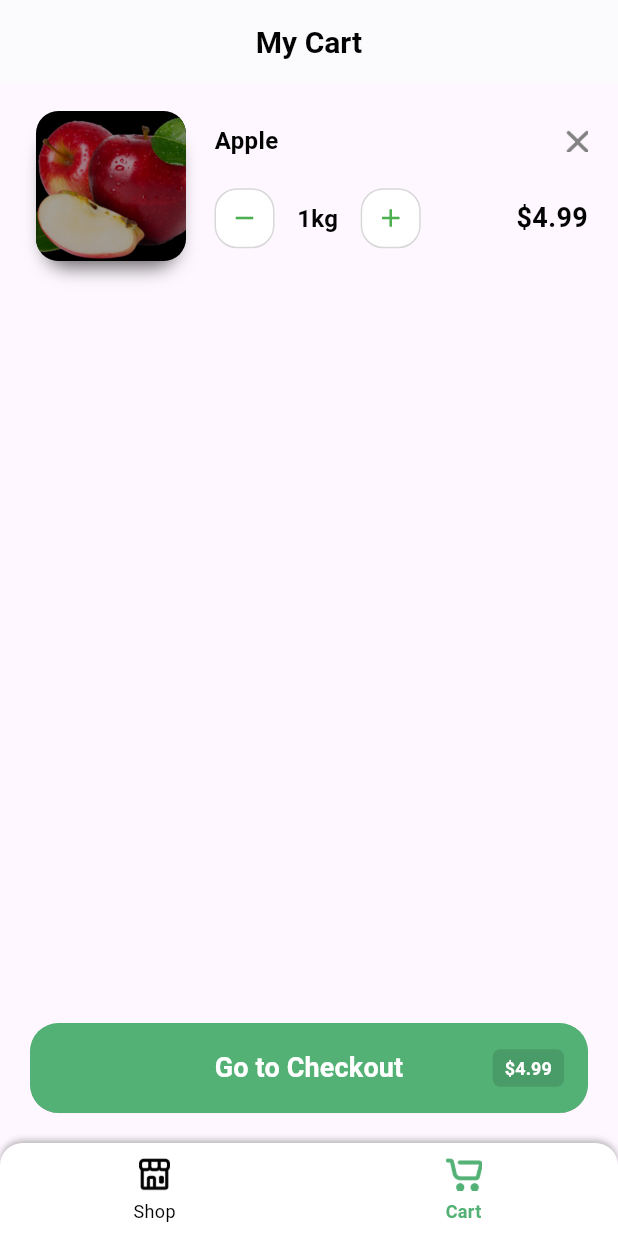
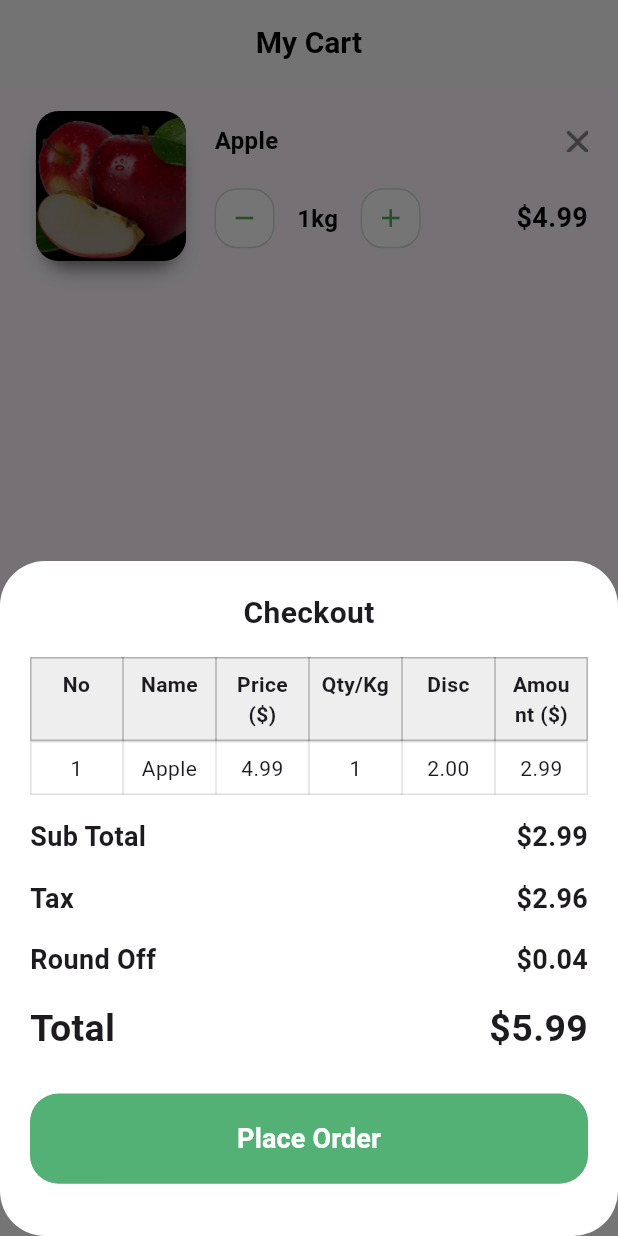
Before and after one commit to anilantony49/e-commerce-app_machine-test, a Flutter app: the screen it shows after launch, after a tap on the "add" icon, after a tap on "Cart", after a tap on "Go to Checkout", on a phone screen of 412 x 824 dp. Run offline on Flutter 3.47's test engine with Material 3 defaults, Android fonts, the phone set to English and light mode, and no system bars; our stand-ins replace hive_flutter, smooth_page_indicator; accounts and stored records are empty.

Commit message:
Checkout bottom sheet complete

```diff
--- a/lib/utils/text.dart
+++ b/lib/utils/text.dart
@@ -8,4 +8,10 @@ class AppText {
   static String itemRemovedText = 'Item removed from cart';
   static String checkoutText = 'Go to Checkout';
   static String itemAddedText = 'Item added to the cart';
+  static String checkOutTitle = 'Checkout';
+  static String subtotal = 'Sub Total';
+  static String tax = 'Tax';
+  static String roundOff = 'Round Off';
+  static String total = 'Total';
+  static String placeOrder = 'Place Order';
 }
--- a/lib/view/cart/cart_screen.dart
+++ b/lib/view/cart/cart_screen.dart
@@ -2,7 +2,7 @@ import 'package:e_commerce_app/db/cart_db.dart';
 import 'package:e_commerce_app/models/cart_models.dart';
 import 'package:e_commerce_app/utils/cart_actions.dart';
 import 'package:e_commerce_app/utils/text.dart';
-import 'package:e_commerce_app/view/cart/widgets/build_check_out.dart';
+import 'package:e_commerce_app/view/cart/cart_screen/widgets/build_check_out.dart';
 import 'package:e_commerce_app/widgets/custom_appbar.dart';
 import 'package:e_commerce_app/widgets/image_cart.dart';
 import 'package:flutter/material.dart';
--- a/lib/view/cart/widgets/build_check_out.dart
+++ b/lib/view/cart/cart_screen/widgets/build_check_out.dart
@@ -1,5 +1,6 @@
 import 'package:e_commerce_app/utils/colors.dart';
 import 'package:e_commerce_app/utils/text.dart';
+import 'package:e_commerce_app/view/cart/cart_screen/widgets/show_check_out.dart';
 import 'package:flutter/material.dart';
 
 Widget buildCheckOut(BuildContext context, double totalAmount) {
@@ -10,7 +11,7 @@ Widget buildCheckOut(BuildContext context, double totalAmount) {
       children: [
         MaterialButton(
           onPressed: () {
-            // showCheckout(context);
+            showCheckout(context);
           },
           height: 60,
           shape:
--- /dev/null
+++ b/lib/view/cart/cart_screen/widgets/build_table_cell.dart
@@ -0,0 +1,15 @@
+import 'package:flutter/material.dart';
+
+Widget buildTableCell(String text,
+    {double fontSize = 14,
+    FontWeight fontWeight = FontWeight.bold,
+    TextAlign textAlign = TextAlign.center}) {
+  return Padding(
+    padding: const EdgeInsets.all(8.0),
+    child: Text(
+      text,
+      textAlign: textAlign,
+      style: TextStyle(fontSize: fontSize, fontWeight: fontWeight),
+    ),
+  );
+}
--- /dev/null
+++ b/lib/view/cart/cart_screen/widgets/show_check_out.dart
@@ -0,0 +1,13 @@
+import 'package:e_commerce_app/view/cart/check_out_screen/checkout_screen.dart';
+import 'package:flutter/material.dart';
+
+void showCheckout(BuildContext context) {
+  showModalBottomSheet(
+      scrollControlDisabledMaxHeightRatio: BorderSide.strokeAlignOutside,
+      backgroundColor: Colors.transparent,
+      isDismissible: false,
+      context: context,
+      builder: (context) {
+        return const CheckoutScreen();
+      });
+}
--- /dev/null
+++ b/lib/view/cart/check_out_screen/checkout_screen.dart
@@ -0,0 +1,87 @@
+import 'package:e_commerce_app/db/cart_db.dart';
+import 'package:e_commerce_app/models/cart_models.dart';
+import 'package:e_commerce_app/utils/text.dart';
+import 'package:e_commerce_app/view/cart/check_out_screen/widgets/build_summary_row.dart';
+import 'package:e_commerce_app/view/cart/check_out_screen/widgets/build_table_body.dart';
+import 'package:e_commerce_app/view/cart/check_out_screen/widgets/build_table_header.dart';
+import 'package:e_commerce_app/widgets/round_button.dart';
+import 'package:flutter/material.dart';
+
+class CheckoutScreen extends StatefulWidget {
+  const CheckoutScreen({super.key});
+
+  @override
+  State<CheckoutScreen> createState() => _CheckoutScreenState();
+}
+
+class _CheckoutScreenState extends State<CheckoutScreen> {
+  List<CartModels> items = [];
+  final double tax = 2.96;
+  final double roundOff = 0.04;
+
+  @override
+  void initState() {
+    super.initState();
+    _fetchItems();
+  }
+
+  void _fetchItems() async {
+    List<CartModels> fetchedItems = await CartDb.singleton.getCart();
+    setState(() {
+      items = fetchedItems;
+    });
+  }
+
+  double _calculateSubtotal() {
+    return items.fold(0.0, (sum, item) {
+      double price = double.tryParse(item.price) ?? 0;
+      int quantity = int.tryParse(item.quantity) ?? 0;
+      double discount = double.tryParse(item.discount) ?? 0.0;
+      return sum + (price * quantity - discount);
+    });
+  }
+
+  @override
+  Widget build(BuildContext context) {
+    final double subtotal = _calculateSubtotal();
+    final double grandTotal = subtotal + tax + roundOff;
+
+    return Container(
+      padding: const EdgeInsets.all(20.0),
+      decoration: BoxDecoration(
+        color: Colors.white,
+        borderRadius: BorderRadius.circular(30),
+      ),
+      child: Column(
+        crossAxisAlignment: CrossAxisAlignment.start,
+        mainAxisSize: MainAxisSize.min,
+        children: [
+          Center(
+            child: Text(
+              AppText.checkOutTitle,
+              style: const TextStyle(fontSize: 20, fontWeight: FontWeight.bold),
+            ),
+          ),
+          const SizedBox(height: 15),
+          buildTableHeader(),
+          buildTableBody(items),
+          const SizedBox(height: 15),
+          buildSummaryRow(AppText.subtotal, '\$${subtotal.toStringAsFixed(2)}'),
+          const SizedBox(height: 15),
+          buildSummaryRow(AppText.tax, '\$${tax.toStringAsFixed(2)}'),
+          const SizedBox(height: 15),
+          buildSummaryRow(AppText.roundOff, '\$${roundOff.toStringAsFixed(2)}'),
+          const SizedBox(height: 15),
+          buildSummaryRow(AppText.total, '\$${grandTotal.toStringAsFixed(2)}',
+              fontSize: 25),
+          const SizedBox(height: 25),
+          RoundButton(
+            title: AppText.placeOrder,
+            onPressed: () {},
+          ),
+          const SizedBox(height: 15),
+        ],
+      ),
+    );
+  }
+}
--- /dev/null
+++ b/lib/view/cart/check_out_screen/widgets/build_summary_row.dart
@@ -0,0 +1,17 @@
+  import 'package:flutter/material.dart';
+
+Widget buildSummaryRow(String label, String value, {double fontSize = 18}) {
+    return Row(
+      mainAxisAlignment: MainAxisAlignment.spaceBetween,
+      children: [
+        Text(
+          label,
+          style: TextStyle(fontSize: fontSize, fontWeight: FontWeight.bold),
+        ),
+        Text(
+          value,
+          style: TextStyle(fontSize: fontSize, fontWeight: FontWeight.bold),
+        ),
+      ],
+    );
+  }
--- /dev/null
+++ b/lib/view/cart/check_out_screen/widgets/build_table_body.dart
@@ -0,0 +1,32 @@
+import 'package:e_commerce_app/models/cart_models.dart';
+import 'package:e_commerce_app/view/cart/cart_screen/widgets/build_table_cell.dart';
+import 'package:flutter/material.dart';
+
+
+Widget buildTableBody(List<CartModels> items) {
+  return Table(
+    border: TableBorder.all(color: Colors.black12),
+    children: items.asMap().entries.map((entry) {
+      int index = entry.key;
+      CartModels item = entry.value;
+
+      double price = double.tryParse(item.price) ?? 0.0;
+      int quantity = int.tryParse(item.quantity) ?? 0;
+      double discount = double.tryParse(item.discount) ?? 0.0;
+      double totalPrice = (price * quantity) - discount;
+
+      return TableRow(
+        children: [
+          buildTableCell('${index + 1}', fontWeight: FontWeight.w400),
+          buildTableCell(item.title, fontWeight: FontWeight.w400),
+          buildTableCell(item.price, fontWeight: FontWeight.w400),
+          buildTableCell(item.quantity, fontWeight: FontWeight.w400),
+          buildTableCell(discount.toStringAsFixed(2),
+              fontWeight: FontWeight.w400),
+          buildTableCell(totalPrice.toStringAsFixed(2),
+              fontWeight: FontWeight.w400),
+        ],
+      );
+    }).toList(),
+  );
+}
--- /dev/null
+++ b/lib/view/cart/check_out_screen/widgets/build_table_header.dart
@@ -0,0 +1,21 @@
+import 'package:e_commerce_app/view/cart/cart_screen/widgets/build_table_cell.dart';
+import 'package:flutter/material.dart';
+
+Widget buildTableHeader() {
+  return Table(
+    border: TableBorder.all(color: Colors.black26),
+    children: [
+      TableRow(
+        decoration: BoxDecoration(color: Colors.grey[200]),
+        children: [
+          buildTableCell('No'),
+          buildTableCell('Name'),
+          buildTableCell('Price (\$)'),
+          buildTableCell('Qty/Kg'),
+          buildTableCell('Disc'),
+          buildTableCell('Amount (\$)'),
+        ],
+      ),
+    ],
+  );
+}
--- /dev/null
+++ b/lib/widgets/round_button.dart
@@ -0,0 +1,68 @@
+import 'package:e_commerce_app/utils/colors.dart';
+import 'package:flutter/material.dart';
+
+class RoundButton extends StatelessWidget {
+  final String title;
+  final VoidCallback onPressed;
+  const RoundButton({super.key, required this.title, required this.onPressed});
+
+  @override
+  Widget build(BuildContext context) {
+    return MaterialButton(
+      onPressed: onPressed,
+      height: 60,
+      shape: RoundedRectangleBorder(borderRadius: BorderRadius.circular(19)),
+      minWidth: double.maxFinite,
+      elevation: 0.1,
+      color: Appcolor.primary,
+      child: Text(
+        title,
+        style: const TextStyle(
+            color: Colors.white, fontSize: 18, fontWeight: FontWeight.w600),
+      ),
+    );
+  }
+}
+
+class RoundIconButton extends StatelessWidget {
+  final String title;
+  final String icon;
+  final Color bgColor;
+  final VoidCallback onPressed;
+  const RoundIconButton(
+      {super.key,
+      required this.title,
+      required this.icon,
+      required this.bgColor,
+      required this.onPressed});
+
+  @override
+  Widget build(BuildContext context) {
+    return MaterialButton(
+      onPressed: onPressed,
+      height: 60,
+      shape: RoundedRectangleBorder(borderRadius: BorderRadius.circular(19)),
+      minWidth: double.maxFinite,
+      elevation: 0.1,
+      color: bgColor,
+      child: Row(
+        children: [
+          Image.asset(
+            icon,
+            width: 20,
+            height: 20,
+            fit: BoxFit.contain,
+          ),
+          const SizedBox(
+            width: 30,
+          ),
+          Text(
+            title,
+            style: const TextStyle(
+                color: Colors.white, fontSize: 18, fontWeight: FontWeight.w600),
+          ),
+        ],
+      ),
+    );
+  }
+}
```
